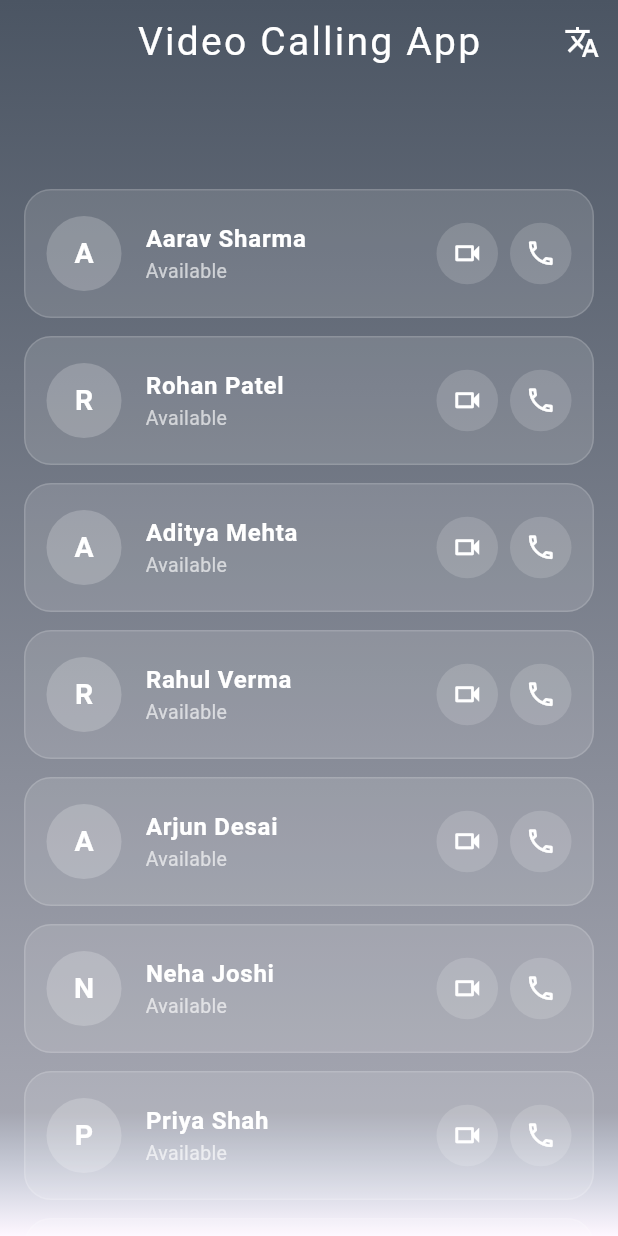
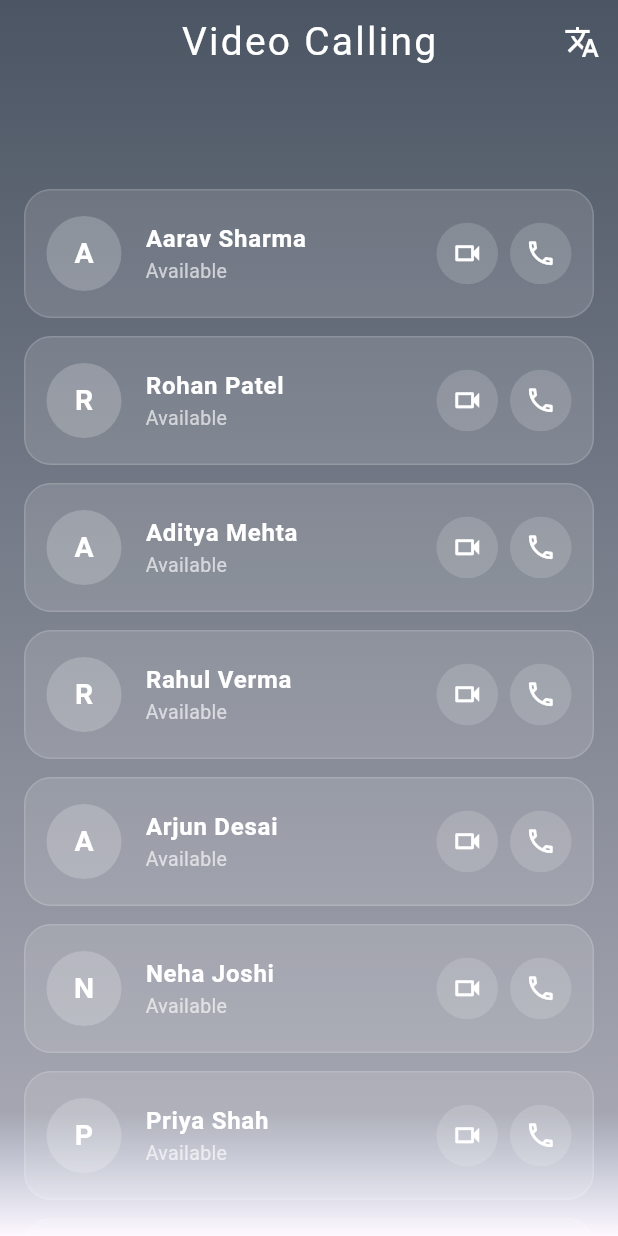
Before and after one commit to 234345-web/videocallingapp, a Flutter app: the screen it shows after launch, after a tap on the "videocam" icon, on a phone screen of 412 x 824 dp. Run offline on Flutter 3.47's test engine with Material 3 defaults, Android fonts, the phone set to English and light mode, and no system bars; our stand-ins replace flutter_tts, get, google_fonts; missing offline and left inert: zego_express_engine, zego_uikit_prebuilt_call, zego_uikit_signaling_plugin; accounts and stored records are empty.

Commit message:
changed app title

```diff
--- a/lib/main_screen/main_screen_view.dart
+++ b/lib/main_screen/main_screen_view.dart
@@ -1,4 +1,3 @@
-
 import 'package:flutter/material.dart';
 import 'package:get/get.dart';
 import 'package:google_fonts/google_fonts.dart';
@@ -8,7 +7,6 @@ import 'package:videocalling/routes/app_routes.dart';
 import 'package:zego_uikit_prebuilt_call/zego_uikit_prebuilt_call.dart';
 
 class MainScreen extends GetView<MainScreenController> {
-
   const MainScreen({super.key});
 
   @override
@@ -22,7 +20,7 @@ class MainScreen extends GetView<MainScreenController> {
         elevation: 0,
         centerTitle: true,
         title: Text(
-          "Video Calling App",
+          "Video Calling",
           style: GoogleFonts.lobsterTwo(
             color: Colors.white,
             fontSize: 26,
@@ -31,14 +29,11 @@ class MainScreen extends GetView<MainScreenController> {
         ),
         actions: [
           IconButton(
-  icon: const Icon(
-    Icons.translate,
-    color: Colors.white,
-  ),
-  onPressed: () {
-    Get.toNamed(AppRoutes.translation);
-  },
-)
+            icon: const Icon(Icons.translate, color: Colors.white),
+            onPressed: () {
+              Get.toNamed(AppRoutes.translation);
+            },
+          ),
         ],
       ),
 
@@ -57,9 +52,7 @@ class MainScreen extends GetView<MainScreenController> {
                 decoration: BoxDecoration(
                   color: Colors.white.withOpacity(0.12),
                   borderRadius: BorderRadius.circular(18),
-                  border: Border.all(
-                    color: Colors.white.withOpacity(0.15),
-                  ),
+                  border: Border.all(color: Colors.white.withOpacity(0.15)),
                 ),
 
                 child: ListTile(
@@ -135,12 +128,7 @@ class MainScreen extends GetView<MainScreenController> {
 
   void _startVideoCall(AppUser user) {
     ZegoUIKitPrebuiltCallInvitationService().send(
-      invitees: [
-        ZegoCallUser(
-          user.id,
-          user.name,
-        ),
-      ],
+      invitees: [ZegoCallUser(user.id, user.name)],
       isVideoCall: true,
     );
   }
@@ -151,12 +139,7 @@ class MainScreen extends GetView<MainScreenController> {
 
   void _startVoiceCall(AppUser user) {
     ZegoUIKitPrebuiltCallInvitationService().send(
-      invitees: [
-        ZegoCallUser(
-          user.id,
-          user.name,
-        ),
-      ],
+      invitees: [ZegoCallUser(user.id, user.name)],
       isVideoCall: false,
     );
   }
@@ -165,10 +148,7 @@ class MainScreen extends GetView<MainScreenController> {
   // CALL BUTTON
   // ----------------------------------------------------------
 
-  Widget _callButton({
-    required IconData icon,
-    required VoidCallback onTap,
-  }) {
+  Widget _callButton({required IconData icon, required VoidCallback onTap}) {
     return Material(
       color: Colors.white.withOpacity(0.15),
       shape: const CircleBorder(),
@@ -179,11 +159,7 @@ class MainScreen extends GetView<MainScreenController> {
 
         child: Padding(
           padding: const EdgeInsets.all(10),
-          child: Icon(
-            icon,
-            color: Colors.white,
-            size: 21,
-          ),
+          child: Icon(icon, color: Colors.white, size: 21),
         ),
       ),
     );
```
